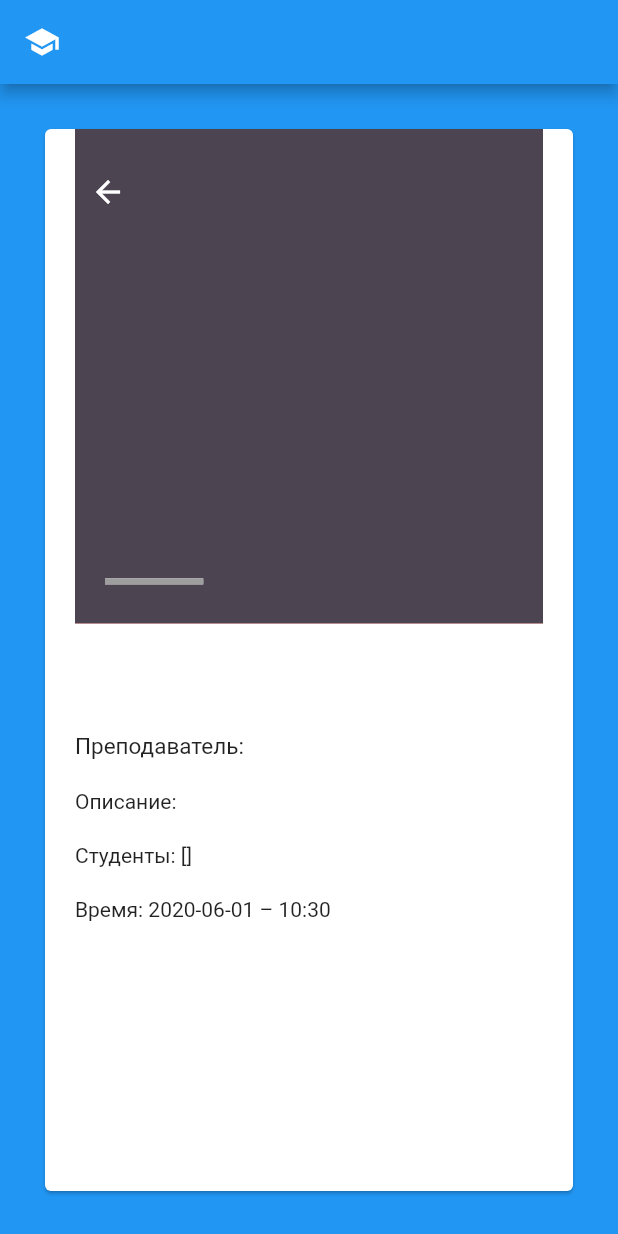
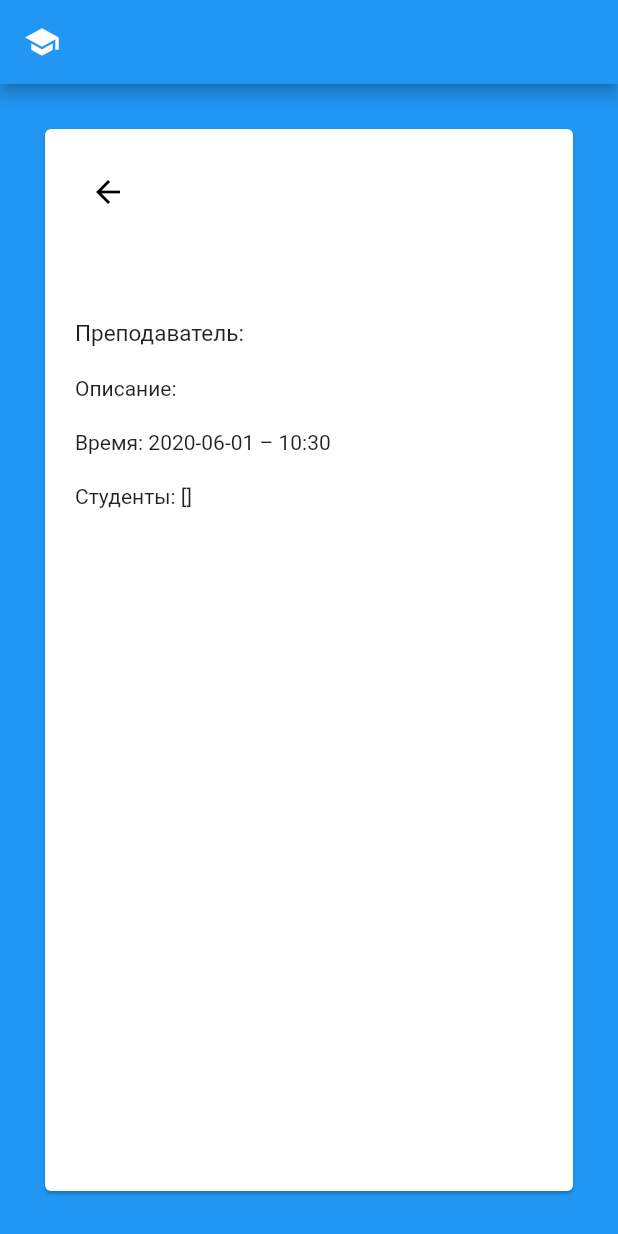
Before and after one commit to SaitgalinAygiz/scheduler_app, a Flutter app: the ConsultationView screen opened directly with empty values, on a phone screen of 412 x 824 dp. Run offline on Flutter 3.47's test engine with Material 2 defaults, Android fonts, the phone set to English and light mode, and no system bars; our stand-ins replace firebase_auth, firebase_messaging; accounts and stored records are empty.

```diff
--- a/lib/ui/shared/consultation_type.dart
+++ b/lib/ui/shared/consultation_type.dart
@@ -27,10 +27,11 @@ class ConsultationType extends StatelessWidget {
       children: <Widget>[
         Expanded(
             flex: 1,
-            child: LinearProgressIndicator(
-                backgroundColor: Theme.of(context).textTheme.headline6.color,
-                value: indicatorLevel,
-                valueColor: AlwaysStoppedAnimation(color))),
+            child: CircleAvatar(
+                backgroundColor: color,
+              radius: 6,
+            )
+        ),
         SizedBox(width: 10),
         Expanded(
             flex: 3,
--- a/lib/ui/views/consultation_view.dart
+++ b/lib/ui/views/consultation_view.dart
@@ -8,27 +8,13 @@ import 'package:schedulerapp/ui/shared/consultation_type.dart';
 import 'package:schedulerapp/ui/shared/text_styles.dart';
 import 'package:schedulerapp/ui/shared/ui_helper.dart';
 import 'package:intl/intl.dart';
+import 'package:schedulerapp/ui/widgets/consultationlist_item.dart';
 
 class ConsultationView extends StatelessWidget {
   final Consultation consultation;
-  const ConsultationView({Key key, this.consultation}) : super (key: key);
+  const ConsultationView({Key key, this.consultation}) : super(key: key);
 
   Widget _buildHeader(BuildContext context) => Stack(children: <Widget>[
-    Container(
-      height: MediaQuery.of(context).size.height * 0.4,
-      decoration: BoxDecoration(
-        color: Colors.red
-      ),
-    ),
-    Container(
-      height: MediaQuery.of(context).size.height * 0.4,
-      padding: EdgeInsets.all(20.0),
-      width: MediaQuery.of(context).size.width,
-      decoration: BoxDecoration(color: Color.fromRGBO(58, 68, 85, .9)),
-      child: Center(
-        child: _buildTopContentText(),
-      ),
-    ),
         Container(
           padding: EdgeInsets.only(top: 30, left: 10, right: 10),
           child: Row(
@@ -38,7 +24,7 @@ class ConsultationView extends StatelessWidget {
                 onTap: () {
                   Navigator.pop(context);
                 },
-            child: Icon(Icons.arrow_back, color: Colors.white),
+                child: Icon(Icons.arrow_back, color: Colors.black),
               )
             ],
           ),
@@ -47,27 +33,6 @@ class ConsultationView extends StatelessWidget {
 
   Widget _buildTopContentText() => Column(
         crossAxisAlignment: CrossAxisAlignment.start,
-    children: <Widget>[
-      SizedBox(height: 60.0),
-      Text(
-        consultation.name,
-        style: TextStyle(color: Colors.white, fontSize: 30.0),
-      ),
-      SizedBox(height: 20.0),
-      Text(
-        consultation.description,
-        style: TextStyle(color: Colors.white, fontSize: 20.0),
-        maxLines: 5,
-      ),
-      SizedBox(height: 20.0),
-      Expanded(
-          child: Column(
-            children: [
-              ConsultationType(type: consultation.consultationType),
-            ],
-            mainAxisAlignment: MainAxisAlignment.end,
-          ))
-    ],
       );
 
   @override
@@ -89,9 +54,11 @@ class ConsultationView extends StatelessWidget {
               children: <Widget>[
                 _buildHeader(context),
                 UIHelper.verticalSpaceMedium,
-                Text(consultation.name, style: headerStyle,),
+                Text(
+                  consultation.name,
+                  style: headerStyle,
+                ),
                 UIHelper.verticalSpaceLarge,
-
                 Text(
                   'Преподаватель: ${Provider.of<User>(context).name}',
                   style: TextStyle(fontSize: 15.0),
@@ -99,14 +66,19 @@ class ConsultationView extends StatelessWidget {
                 UIHelper.verticalSpaceMedium,
                 Text("Описание: " + consultation.description),
                 UIHelper.verticalSpaceMedium,
+                Text("Время: " +
+                    DateFormat('yyyy-MM-dd – kk:mm').format(consultation.time)),
+                UIHelper.verticalSpaceMedium,
                 Text("Студенты: " + consultation.students.toString()),
-                UIHelper.verticalSpaceMedium,
-                Text("Время: " + DateFormat('yyyy-MM-dd – kk:mm').format(consultation.time))
+                //ListView.builder(
+                  //  itemCount: consultation.students.length,
+                    //itemBuilder: (context, index) => ConsultationListItem(
+                      //  consultation: consultation.students[index])),
               ],
             ),
           ),
         ),
       ),
     );
-
-  }}
+  }
+}
--- a/lib/ui/views/home_view.dart
+++ b/lib/ui/views/home_view.dart
@@ -18,7 +18,7 @@ class HomePage extends StatelessWidget {
           title: Text('${Provider.of<User>(context).name}'),
           leading: Icon(Icons.school),
         ),
-        body: Consultations(),
+        body: Container(padding: EdgeInsets.only(top: 20),child: Consultations()),
       ),
     );
   }
```
Also changed, not shown: lib/ui/views/auth.dart (+48 -35 lines), lib/ui/widgets/consultationlist_item.dart (+33 -3 lines), lib/ui/widgets/studentlist_item.dart (added, +36 -0 lines), 2 other files. Lines whose indentation alone changed are shown as unchanged.
